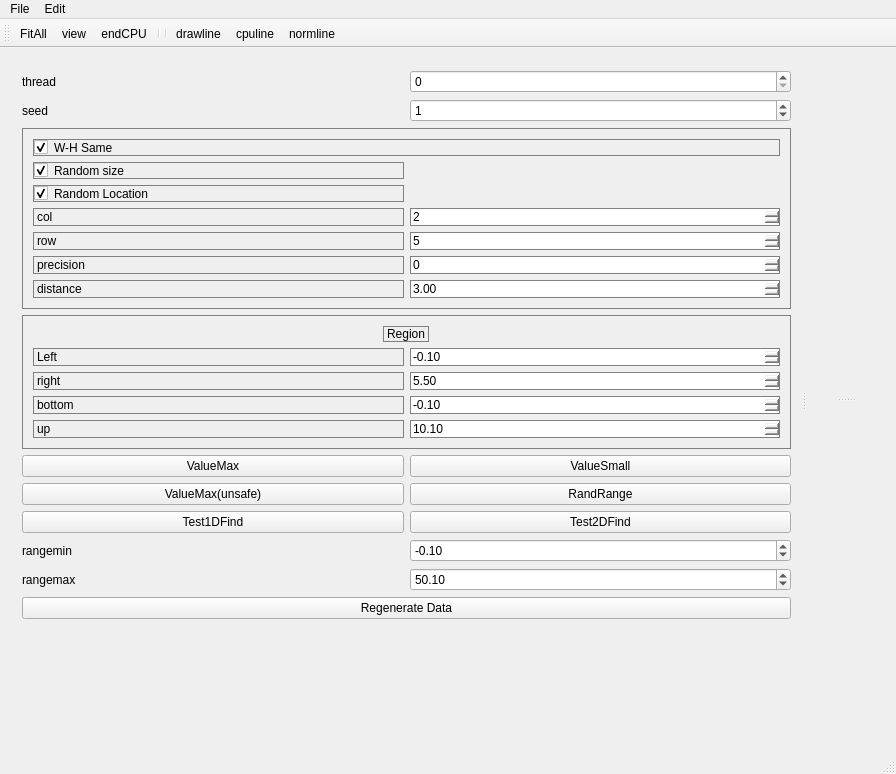
Qt form OccDebuger/MainWindowOcc.ui (WisdomToNorth/OccDemo) before a commit.
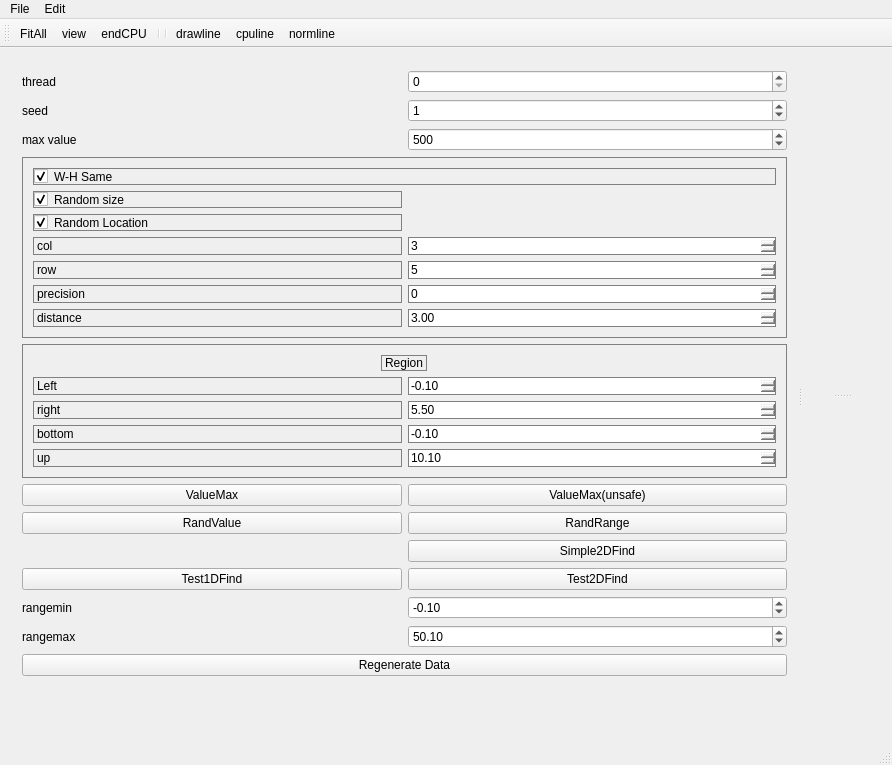
The same form after that commit.

The edit to the form file:
```diff
--- a/OccDebuger/MainWindowOcc.ui
+++ b/OccDebuger/MainWindowOcc.ui
@@ -6,8 +6,8 @@
    <rect>
     <x>0</x>
     <y>0</y>
-    <width>896</width>
-    <height>774</height>
+    <width>892</width>
+    <height>765</height>
    </rect>
   </property>
   <property name="windowTitle">
@@ -24,49 +24,8 @@
        <enum>Qt::Horizontal</enum>
       </property>
       <widget class="QWidget" name="widget_param" native="true">
-       <layout class="QGridLayout" name="gridLayout_7" rowstretch="0,0,0,0,0,0,0">
-        <item row="0" column="1">
-         <widget class="QSpinBox" name="sb_core">
-          <property name="maximum">
-           <number>64</number>
-          </property>
-         </widget>
-        </item>
-        <item row="0" column="0">
-         <widget class="QLabel" name="label_5">
-          <property name="text">
-           <string>thread</string>
-          </property>
-         </widget>
-        </item>
-        <item row="6" column="0" colspan="2">
-         <spacer name="verticalSpacer">
-          <property name="orientation">
-           <enum>Qt::Vertical</enum>
-          </property>
-          <property name="sizeHint" stdset="0">
-           <size>
-            <width>20</width>
-            <height>40</height>
-           </size>
-          </property>
-         </spacer>
-        </item>
-        <item row="1" column="0">
-         <widget class="QLabel" name="label_7">
-          <property name="text">
-           <string>seed</string>
-          </property>
-         </widget>
-        </item>
-        <item row="5" column="0" colspan="2">
-         <widget class="QPushButton" name="pb_generate">
-          <property name="text">
-           <string>Regenerate Data</string>
-          </property>
-         </widget>
-        </item>
-        <item row="2" column="0" colspan="2">
+       <layout class="QGridLayout" name="gridLayout_7" rowstretch="0,0,0,0,0,0,0,0">
+        <item row="3" column="0" colspan="2">
          <widget class="QWidget" name="widget_2" native="true">
           <property name="styleSheet">
            <string notr="true">border:1px solid gray</string>
@@ -151,7 +110,7 @@
                 <number>1000</number>
                </property>
                <property name="value">
-                <number>2</number>
+                <number>3</number>
                </property>
               </widget>
              </item>
@@ -177,7 +136,58 @@
           </layout>
          </widget>
         </item>
-        <item row="3" column="0" colspan="2">
+        <item row="1" column="1">
+         <widget class="QSpinBox" name="sb_seed">
+          <property name="maximum">
+           <number>64</number>
+          </property>
+          <property name="value">
+           <number>1</number>
+          </property>
+         </widget>
+        </item>
+        <item row="0" column="0">
+         <widget class="QLabel" name="label_5">
+          <property name="text">
+           <string>thread</string>
+          </property>
+         </widget>
+        </item>
+        <item row="1" column="0">
+         <widget class="QLabel" name="label_7">
+          <property name="text">
+           <string>seed</string>
+          </property>
+         </widget>
+        </item>
+        <item row="0" column="1">
+         <widget class="QSpinBox" name="sb_core">
+          <property name="maximum">
+           <number>64</number>
+          </property>
+         </widget>
+        </item>
+        <item row="6" column="0" colspan="2">
+         <widget class="QPushButton" name="pb_generate">
+          <property name="text">
+           <string>Regenerate Data</string>
+          </property>
+         </widget>
+        </item>
+        <item row="7" column="0" colspan="2">
+         <spacer name="verticalSpacer">
+          <property name="orientation">
+           <enum>Qt::Vertical</enum>
+          </property>
+          <property name="sizeHint" stdset="0">
+           <size>
+            <width>20</width>
+            <height>40</height>
+           </size>
+          </property>
+         </spacer>
+        </item>
+        <item row="4" column="0" colspan="2">
          <widget class="QWidget" name="widget" native="true">
           <property name="styleSheet">
            <string notr="true">border:1px solid gray</string>
@@ -289,93 +299,16 @@
           </layout>
          </widget>
         </item>
-        <item row="1" column="1">
-         <widget class="QSpinBox" name="sb_seed">
-          <property name="maximum">
-           <number>64</number>
-          </property>
-          <property name="value">
-           <number>1</number>
-          </property>
-         </widget>
-        </item>
-        <item row="4" column="0" colspan="2">
+        <item row="5" column="0" colspan="2">
          <layout class="QGridLayout" name="gridLayout_6">
-          <item row="0" column="0">
-           <widget class="QPushButton" name="pb_valueMax">
-            <property name="text">
-             <string>ValueMax</string>
-            </property>
-           </widget>
-          </item>
-          <item row="1" column="0">
-           <widget class="QPushButton" name="pb_valueMax_unsafe">
-            <property name="text">
-             <string>ValueMax(unsafe)</string>
-            </property>
-           </widget>
-          </item>
-          <item row="1" column="1">
-           <widget class="QPushButton" name="pb_RandRange">
-            <property name="text">
-             <string>RandRange</string>
-            </property>
-           </widget>
-          </item>
-          <item row="3" column="1">
-           <widget class="QDoubleSpinBox" name="dsb_r_min">
-            <property name="minimum">
-             <double>-1000.000000000000000</double>
-            </property>
-            <property name="maximum">
-             <double>1000.000000000000000</double>
-            </property>
-            <property name="singleStep">
-             <double>0.100000000000000</double>
-            </property>
-            <property name="value">
-             <double>-0.100000000000000</double>
-            </property>
-           </widget>
-          </item>
-          <item row="0" column="1">
-           <widget class="QPushButton" name="pb_valueSmall">
-            <property name="text">
-             <string>ValueSmall</string>
-            </property>
-           </widget>
-          </item>
-          <item row="4" column="1">
-           <widget class="QDoubleSpinBox" name="dsb_r_max">
-            <property name="minimum">
-             <double>-1000.000000000000000</double>
-            </property>
-            <property name="maximum">
-             <double>1000.000000000000000</double>
-            </property>
-            <property name="singleStep">
-             <double>0.100000000000000</double>
-            </property>
-            <property name="value">
-             <double>50.100000000000001</double>
-            </property>
-           </widget>
-          </item>
-          <item row="3" column="0">
-           <widget class="QLabel" name="lb_low_5">
-            <property name="text">
-             <string>rangemin</string>
-            </property>
-           </widget>
-          </item>
-          <item row="4" column="0">
+          <item row="6" column="0">
            <widget class="QLabel" name="lb_low_6">
             <property name="text">
              <string>rangemax</string>
             </property>
            </widget>
           </item>
-          <item row="2" column="0">
+          <item row="4" column="0">
            <widget class="QPushButton" name="pb_Test1DFind">
             <property name="text">
              <string>Test1DFind</string>
@@ -383,14 +316,105 @@
            </widget>
           </item>
           <item row="2" column="1">
+           <widget class="QPushButton" name="pb_RandRange">
+            <property name="text">
+             <string>RandRange</string>
+            </property>
+           </widget>
+          </item>
+          <item row="0" column="1">
+           <widget class="QPushButton" name="pb_valueMax_unsafe">
+            <property name="text">
+             <string>ValueMax(unsafe)</string>
+            </property>
+           </widget>
+          </item>
+          <item row="4" column="1">
            <widget class="QPushButton" name="pb_Test2DFind">
             <property name="text">
              <string>Test2DFind</string>
             </property>
            </widget>
           </item>
+          <item row="5" column="0">
+           <widget class="QLabel" name="lb_low_5">
+            <property name="text">
+             <string>rangemin</string>
+            </property>
+           </widget>
+          </item>
+          <item row="5" column="1">
+           <widget class="QDoubleSpinBox" name="dsb_r_min">
+            <property name="minimum">
+             <double>-1000.000000000000000</double>
+            </property>
+            <property name="maximum">
+             <double>1000.000000000000000</double>
+            </property>
+            <property name="singleStep">
+             <double>0.100000000000000</double>
+            </property>
+            <property name="value">
+             <double>-0.100000000000000</double>
+            </property>
+           </widget>
+          </item>
+          <item row="6" column="1">
+           <widget class="QDoubleSpinBox" name="dsb_r_max">
+            <property name="minimum">
+             <double>-1000.000000000000000</double>
+            </property>
+            <property name="maximum">
+             <double>1000.000000000000000</double>
+            </property>
+            <property name="singleStep">
+             <double>0.100000000000000</double>
+            </property>
+            <property name="value">
+             <double>50.100000000000001</double>
+            </property>
+           </widget>
+          </item>
+          <item row="2" column="0">
+           <widget class="QPushButton" name="pb_Randvalue">
+            <property name="text">
+             <string>RandValue</string>
+            </property>
+           </widget>
+          </item>
+          <item row="0" column="0">
+           <widget class="QPushButton" name="pb_valueMax">
+            <property name="text">
+             <string>ValueMax</string>
+            </property>
+           </widget>
+          </item>
+          <item row="3" column="1">
+           <widget class="QPushButton" name="pb_Simple2DFind">
+            <property name="text">
+             <string>Simple2DFind</string>
+            </property>
+           </widget>
+          </item>
          </layout>
         </item>
+        <item row="2" column="0">
+         <widget class="QLabel" name="label_8">
+          <property name="text">
+           <string>max value</string>
+          </property>
+         </widget>
+        </item>
+        <item row="2" column="1">
+         <widget class="QSpinBox" name="sb_maxvalue">
+          <property name="maximum">
+           <number>2000</number>
+          </property>
+          <property name="value">
+           <number>500</number>
+          </property>
+         </widget>
+        </item>
        </layout>
       </widget>
       <widget class="QSplitter" name="splitter">
@@ -413,8 +437,8 @@
     <rect>
      <x>0</x>
      <y>0</y>
-     <width>896</width>
-     <height>21</height>
+     <width>892</width>
+     <height>26</height>
     </rect>
    </property>
    <widget class="QMenu" name="menuFile">
```
Left out of the diff: 20 changed lines with no effect on the pictures.
